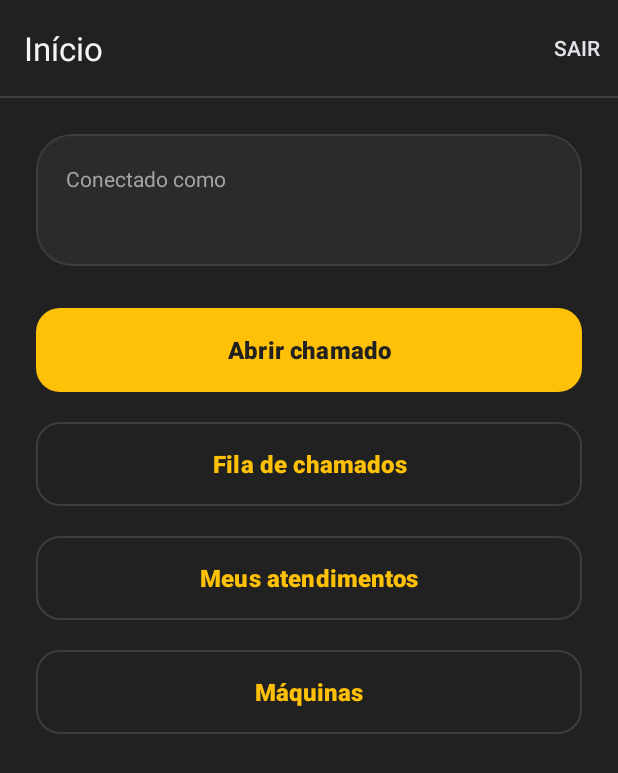
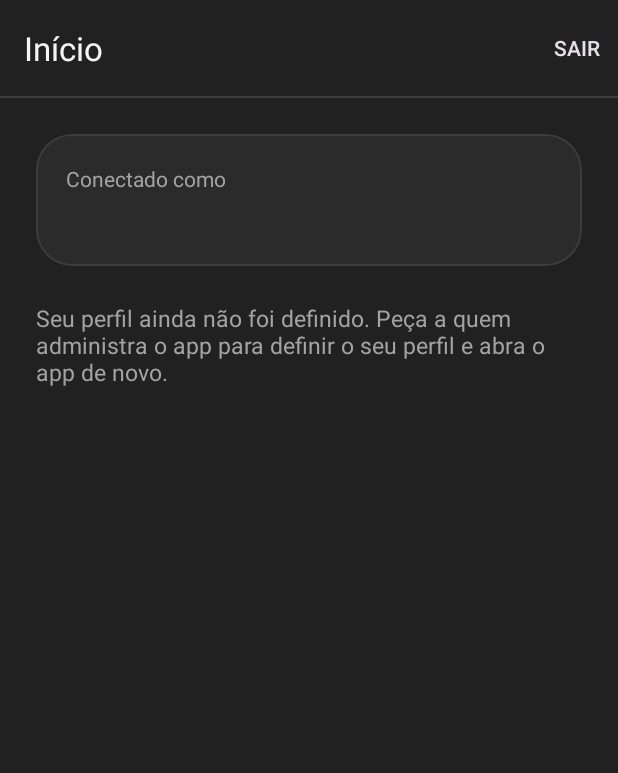
Before and after one commit to EduardoMosti/bip-manutencao, an Android app: the screen it shows after launch once a user with an empty profile is signed in (MainActivity), on a phone screen of 412 x 824 dp. Shown: the top 773 px of the screen. Run offline under Robolectric (Android 15) with nearby library versions, the phone set to English and light mode, and no system bars; our stand-ins replace Firebase (no records; nobody signed in at launch, a user with empty details on screens opened directly).

Commit message:
Mostra na tela inicial só as ações do perfil do usuário

```diff
--- a/app/src/main/java/com/bip/manutencao/MainActivity.java
+++ b/app/src/main/java/com/bip/manutencao/MainActivity.java
@@ -2,8 +2,10 @@ package com.bip.manutencao;
 
 import android.content.Intent;
 import android.os.Bundle;
+import android.util.Log;
 import android.view.Menu;
 import android.view.MenuItem;
+import android.view.View;
 import android.widget.TextView;
 
 import androidx.activity.EdgeToEdge;
@@ -12,13 +14,25 @@ import androidx.core.graphics.Insets;
 import androidx.core.view.ViewCompat;
 import androidx.core.view.WindowInsetsCompat;
 
+import com.bip.manutencao.data.UsuarioRepository;
 import com.google.android.material.appbar.MaterialToolbar;
 import com.google.firebase.auth.FirebaseAuth;
 import com.google.firebase.auth.FirebaseUser;
 
+/**
+ * Tela inicial. US-08: mostra só as ações do perfil do usuário, lido de usuarios/{uid}.
+ *  - operador: Abrir chamado;
+ *  - técnico: Fila de chamados, Meus atendimentos e Máquinas;
+ *  - sem perfil definido: nenhuma ação, só o aviso.
+ * Esconder botão é só a parte visual: quem garante a segurança são as regras do Firestore.
+ */
 public class MainActivity extends AppCompatActivity {
 
+    private static final String TAG = "Main";
+
     private FirebaseAuth auth;
+    private TextView tvPerfil;
+    private TextView tvAvisoPerfil;
 
     @Override
     protected void onCreate(Bundle savedInstanceState) {
@@ -44,6 +58,8 @@ public class MainActivity extends AppCompatActivity {
 
         TextView tvEmail = findViewById(R.id.tvEmail);
         tvEmail.setText(usuario.getEmail());
+        tvPerfil = findViewById(R.id.tvPerfil);
+        tvAvisoPerfil = findViewById(R.id.tvAvisoPerfil);
 
         // US-02: o operador começa o chamado lendo a máquina
         findViewById(R.id.btnAbrirChamado).setOnClickListener(v ->
@@ -60,6 +76,56 @@ public class MainActivity extends AppCompatActivity {
         // US-01: o técnico abre a lista de máquinas (cadastro e QR de cada uma)
         findViewById(R.id.btnMaquinas).setOnClickListener(v ->
                 startActivity(new Intent(this, MaquinasActivity.class)));
+    }
+
+    @Override
+    protected void onStart() {
+        super.onStart();
+        FirebaseUser usuario = auth.getCurrentUser();
+        if (usuario == null) {
+            return;
+        }
+        // Lê de novo a cada vez que a tela volta: o perfil pode ter sido definido no console
+        mostrarAcoes(null);
+        tvAvisoPerfil.setVisibility(View.GONE);
+        // "this" nos listeners: são removidos sozinhos se a tela for destruída
+        new UsuarioRepository().buscarPerfil(usuario.getUid())
+                .addOnSuccessListener(this, perfil -> {
+                    mostrarAcoes(perfil);
+                    if (perfil == null) {
+                        avisar(R.string.perfil_nao_definido);
+                    }
+                })
+                .addOnFailureListener(this, erro -> {
+                    Log.e(TAG, "Falha ao ler o perfil", erro);
+                    avisar(R.string.perfil_erro);
+                });
+    }
+
+    /** Mostra só os botões do perfil. Perfil null: nenhum botão. */
+    private void mostrarAcoes(String perfil) {
+        boolean operador = UsuarioRepository.PERFIL_OPERADOR.equals(perfil);
+        boolean tecnico = UsuarioRepository.PERFIL_TECNICO.equals(perfil);
+
+        findViewById(R.id.btnAbrirChamado).setVisibility(operador ? View.VISIBLE : View.GONE);
+        findViewById(R.id.btnFilaChamados).setVisibility(tecnico ? View.VISIBLE : View.GONE);
+        findViewById(R.id.btnMeusAtendimentos).setVisibility(tecnico ? View.VISIBLE : View.GONE);
+        findViewById(R.id.btnMaquinas).setVisibility(tecnico ? View.VISIBLE : View.GONE);
+
+        if (operador) {
+            tvPerfil.setText(getString(R.string.perfil_rotulo, getString(R.string.perfil_operador)));
+            tvPerfil.setVisibility(View.VISIBLE);
+        } else if (tecnico) {
+            tvPerfil.setText(getString(R.string.perfil_rotulo, getString(R.string.perfil_tecnico)));
+            tvPerfil.setVisibility(View.VISIBLE);
+        } else {
+            tvPerfil.setVisibility(View.GONE);
+        }
+    }
+
+    private void avisar(int texto) {
+        tvAvisoPerfil.setText(texto);
+        tvAvisoPerfil.setVisibility(View.VISIBLE);
     }
 
     @Override
--- a/app/src/main/res/layout/activity_main.xml
+++ b/app/src/main/res/layout/activity_main.xml
@@ -58,8 +58,29 @@
                     android:textColor="@color/bip_texto_primario"
                     android:textSize="18sp"
                     android:textStyle="bold" />
+
+                <!-- US-08: perfil lido de usuarios/{uid} -->
+                <TextView
+                    android:id="@+id/tvPerfil"
+                    android:layout_width="wrap_content"
+                    android:layout_height="wrap_content"
+                    android:layout_marginTop="4dp"
+                    android:textColor="@color/bip_texto_secundario"
+                    android:textSize="14sp"
+                    android:visibility="gone"
+                    tools:text="Perfil: Técnico de manutenção" />
             </LinearLayout>
         </com.google.android.material.card.MaterialCardView>
+
+        <!-- US-08: aviso quando o perfil não existe ou não carregou -->
+        <TextView
+            android:id="@+id/tvAvisoPerfil"
+            android:layout_width="match_parent"
+            android:layout_height="wrap_content"
+            android:layout_marginTop="24dp"
+            android:textColor="@color/bip_texto_secundario"
+            android:textSize="15sp"
+            android:visibility="gone" />
 
         <!-- US-02: ação principal do operador -->
         <com.google.android.material.button.MaterialButton
--- /dev/null
+++ b/app/src/main/res/values/strings_perfil.xml
@@ -0,0 +1,12 @@
+<?xml version="1.0" encoding="utf-8"?>
+<!--
+    Textos da US-08 (perfil definido no console).
+    Arquivo separado do strings.xml para evitar conflito de merge com os colegas.
+-->
+<resources>
+    <string name="perfil_rotulo">Perfil: %1$s</string>
+    <string name="perfil_operador">Operador</string>
+    <string name="perfil_tecnico">Técnico de manutenção</string>
+    <string name="perfil_nao_definido">Seu perfil ainda não foi definido. Peça a quem administra o app para definir o seu perfil e abra o app de novo.</string>
+    <string name="perfil_erro">Não foi possível carregar o seu perfil. Verifique a internet e abra o app de novo.</string>
+</resources>
```
